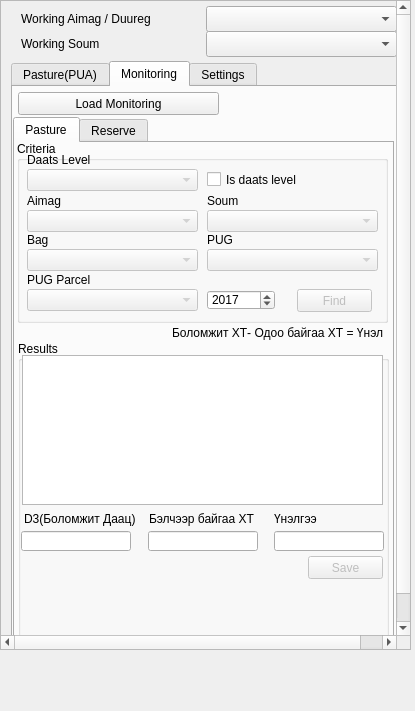
Old version of the form view/PastureWidget.ui in the repository ankhbold/lm2.
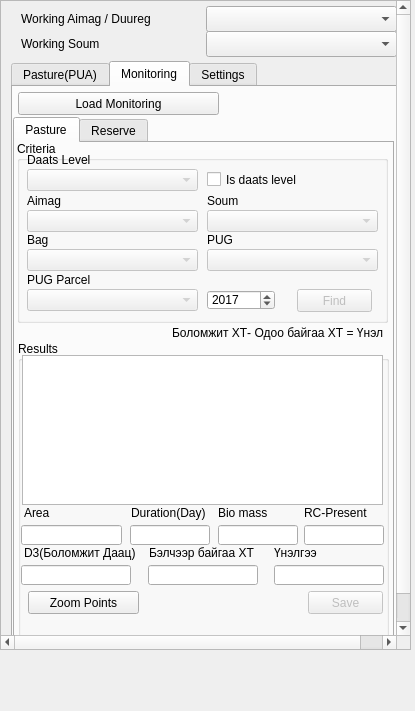
New version of the form. The open tabs and pages were chosen to show the change.

Commit message: pasture some support

Diff of the .ui file:
```diff
--- a/view/PastureWidget.ui
+++ b/view/PastureWidget.ui
@@ -569,7 +569,7 @@
            <property name="geometry">
             <rect>
              <x>10</x>
-             <y>240</y>
+             <y>270</y>
              <width>351</width>
              <height>21</height>
             </rect>
@@ -610,7 +610,7 @@
            <property name="geometry">
             <rect>
              <x>256</x>
-             <y>170</y>
+             <y>204</y>
              <width>110</width>
              <height>16</height>
             </rect>
@@ -623,7 +623,7 @@
            <property name="geometry">
             <rect>
              <x>256</x>
-             <y>190</y>
+             <y>224</y>
              <width>110</width>
              <height>20</height>
             </rect>
@@ -636,7 +636,7 @@
            <property name="geometry">
             <rect>
              <x>6</x>
-             <y>170</y>
+             <y>204</y>
              <width>121</width>
              <height>16</height>
             </rect>
@@ -649,7 +649,7 @@
            <property name="geometry">
             <rect>
              <x>3</x>
-             <y>190</y>
+             <y>224</y>
              <width>110</width>
              <height>20</height>
             </rect>
@@ -662,7 +662,7 @@
            <property name="geometry">
             <rect>
              <x>131</x>
-             <y>170</y>
+             <y>204</y>
              <width>121</width>
              <height>16</height>
             </rect>
@@ -675,13 +675,13 @@
            <property name="geometry">
             <rect>
              <x>130</x>
-             <y>190</y>
+             <y>224</y>
              <width>110</width>
              <height>20</height>
             </rect>
            </property>
            <property name="readOnly">
-            <bool>true</bool>
+            <bool>false</bool>
            </property>
           </widget>
           <widget class="QPushButton" name="avg_value_save_button">
@@ -691,7 +691,7 @@
            <property name="geometry">
             <rect>
              <x>290</x>
-             <y>215</y>
+             <y>250</y>
              <width>75</width>
              <height>23</height>
             </rect>
@@ -700,6 +700,123 @@
             <string>Save</string>
            </property>
           </widget>
+          <widget class="QLabel" name="label_12">
+           <property name="geometry">
+            <rect>
+             <x>6</x>
+             <y>164</y>
+             <width>101</width>
+             <height>16</height>
+            </rect>
+           </property>
+           <property name="text">
+            <string>Area</string>
+           </property>
+          </widget>
+          <widget class="QLineEdit" name="pasture_biomass_eidt">
+           <property name="geometry">
+            <rect>
+             <x>200</x>
+             <y>184</y>
+             <width>80</width>
+             <height>20</height>
+            </rect>
+           </property>
+           <property name="readOnly">
+            <bool>true</bool>
+           </property>
+          </widget>
+          <widget class="QLineEdit" name="pasture_area_edit">
+           <property name="geometry">
+            <rect>
+             <x>3</x>
+             <y>184</y>
+             <width>101</width>
+             <height>20</height>
+            </rect>
+           </property>
+           <property name="readOnly">
+            <bool>true</bool>
+           </property>
+          </widget>
+          <widget class="QLabel" name="label_13">
+           <property name="geometry">
+            <rect>
+             <x>200</x>
+             <y>164</y>
+             <width>81</width>
+             <height>16</height>
+            </rect>
+           </property>
+           <property name="text">
+            <string>Bio mass</string>
+           </property>
+          </widget>
+          <widget class="QLabel" name="label_14">
+           <property name="geometry">
+            <rect>
+             <x>113</x>
+             <y>164</y>
+             <width>81</width>
+             <height>16</height>
+            </rect>
+           </property>
+           <property name="text">
+            <string>Duration(Day)</string>
+           </property>
+          </widget>
+          <widget class="QLineEdit" name="pasture_duration_edit">
+           <property name="geometry">
+            <rect>
+             <x>112</x>
+             <y>184</y>
+             <width>80</width>
+             <height>20</height>
+            </rect>
+           </property>
+           <property name="readOnly">
+            <bool>false</bool>
+           </property>
+          </widget>
+          <widget class="QLineEdit" name="pasture_rc_edit">
+           <property name="geometry">
+            <rect>
+             <x>286</x>
+             <y>184</y>
+             <width>80</width>
+             <height>20</height>
+            </rect>
+           </property>
+           <property name="readOnly">
+            <bool>true</bool>
+           </property>
+          </widget>
+          <widget class="QLabel" name="label_15">
+           <property name="geometry">
+            <rect>
+             <x>286</x>
+             <y>164</y>
+             <width>81</width>
+             <height>16</height>
+            </rect>
+           </property>
+           <property name="text">
+            <string>RC-Present</string>
+           </property>
+          </widget>
+          <widget class="QPushButton" name="zoom_points_button">
+           <property name="geometry">
+            <rect>
+             <x>10</x>
+             <y>250</y>
+             <width>111</width>
+             <height>23</height>
+            </rect>
+           </property>
+           <property name="text">
+            <string>Zoom Points</string>
+           </property>
+          </widget>
          </widget>
          <widget class="QLabel" name="point_results_label">
           <property name="geometry">
```
Left out of the diff: 4 changed lines with no effect on the pictures. The commit also changes 7 other files.
